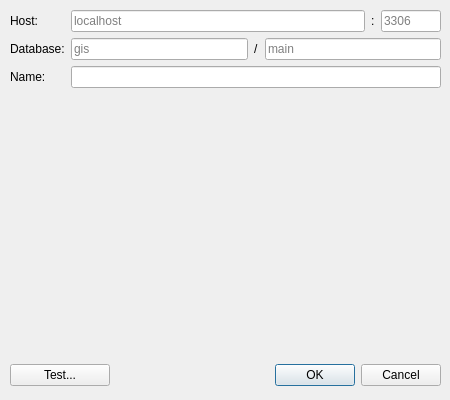
Qt form geovcs/asset/form/dialog_connection.ui (teofilosalgado/geovcs-qgis-plugin) before a commit.
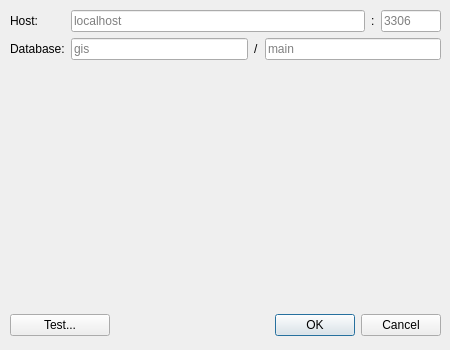
The same form after that commit.

```diff
--- a/geovcs/asset/form/dialog_connection.ui
+++ b/geovcs/asset/form/dialog_connection.ui
@@ -7,7 +7,7 @@
     <x>0</x>
     <y>0</y>
     <width>450</width>
-    <height>400</height>
+    <height>350</height>
    </rect>
   </property>
   <property name="sizePolicy">
@@ -19,7 +19,7 @@
   <property name="minimumSize">
    <size>
     <width>450</width>
-    <height>400</height>
+    <height>350</height>
    </size>
   </property>
   <property name="maximumSize">
@@ -37,7 +37,7 @@
      <x>10</x>
      <y>10</y>
      <width>431</width>
-     <height>101</height>
+     <height>71</height>
     </rect>
    </property>
    <layout class="QFormLayout" name="form_layout">
@@ -95,16 +95,6 @@
       </property>
      </widget>
     </item>
-    <item row="2" column="0">
-     <widget class="QLabel" name="label_name">
-      <property name="text">
-       <string>Name:</string>
-      </property>
-     </widget>
-    </item>
-    <item row="2" column="1">
-     <widget class="QLineEdit" name="edit_name"/>
-    </item>
     <item row="1" column="1">
      <layout class="QHBoxLayout" name="horizontalLayout_2">
       <item>
@@ -136,7 +126,7 @@
    <property name="geometry">
     <rect>
      <x>10</x>
-     <y>360</y>
+     <y>310</y>
      <width>431</width>
      <height>31</height>
     </rect>
@@ -192,9 +182,9 @@
    <property name="geometry">
     <rect>
      <x>10</x>
-     <y>120</y>
+     <y>90</y>
      <width>431</width>
-     <height>231</height>
+     <height>211</height>
     </rect>
    </property>
    <layout class="QVBoxLayout" name="v_box_layout"/>
```
Left out of the diff: 1 changed line with no effect on the pictures.
